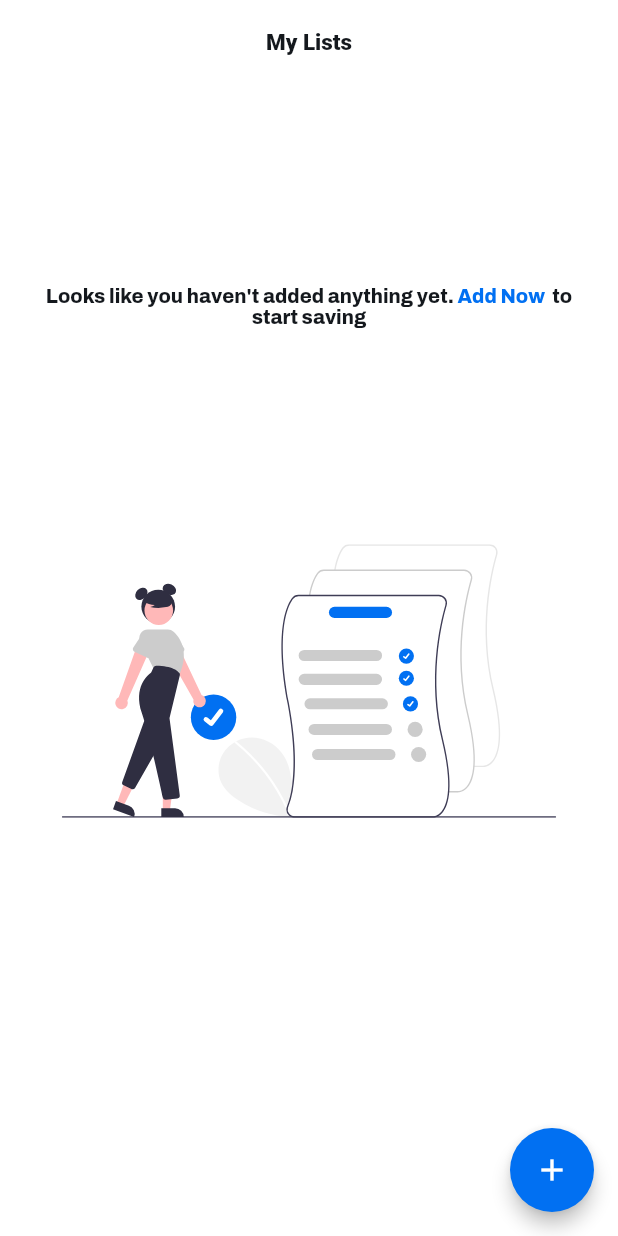
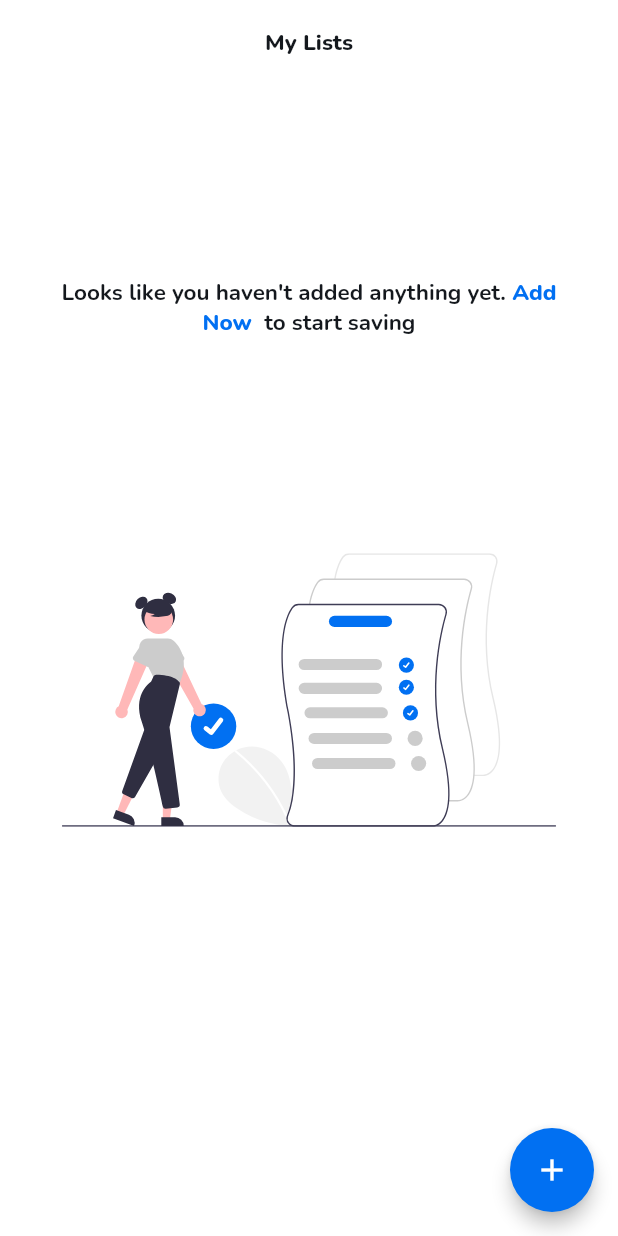
Before and after one commit to RicardoMudinyane/shoplist, a Flutter app: the screen it shows after launch, on a phone screen of 412 x 824 dp. Run offline on Flutter 3.47's test engine with Material 2 defaults, Android fonts, the phone set to English and light mode, and no system bars; our stand-ins replace avatar_glow, flutter_slidable, flutter_svg, google_fonts, image_picker, speech_to_text; missing offline and left inert: google_ml_kit, receive_sharing_intent.

Commit message:
Few Fixes

```diff
--- a/lib/const.dart
+++ b/lib/const.dart
@@ -6,48 +6,48 @@ import 'package:google_fonts/google_fonts.dart';
 const mainColor = Color(0xff0170F2);
 const secColor = Color(0xff14181D);
 
-TextStyle appBar = GoogleFonts.archivo(
+TextStyle appBar = GoogleFonts.nunito(
     color: secColor,
     fontWeight: FontWeight.w800,
-    fontSize: 13
+    fontSize: 15
 );
-TextStyle suffixIcon = GoogleFonts.archivo(
+TextStyle suffixIcon = GoogleFonts.nunito(
     color: Colors.white,
     fontWeight: FontWeight.w500,
     fontSize: 11.0
 );
 
-TextStyle textFieldHint = GoogleFonts.archivo(
+TextStyle textFieldHint = GoogleFonts.nunito(
     color: Colors.black38,
     fontWeight: FontWeight.w500,
     fontSize: 14
 );
-TextStyle textField = GoogleFonts.archivo(
+TextStyle textField = GoogleFonts.nunito(
     color: secColor,
     fontWeight: FontWeight.w500,
     fontSize: 14
 );
 
-TextStyle listTitle = GoogleFonts.archivo(
+TextStyle listTitle = GoogleFonts.nunito(
     color: secColor,
     fontWeight: FontWeight.w600,
     fontSize: 15
 );
-TextStyle listSubtitle = GoogleFonts.archivo(
+TextStyle listSubtitle = GoogleFonts.nunito(
     color: Colors.black38,
     fontWeight: FontWeight.w300,
     fontSize: 12
 );
 
-TextStyle snackStyle = GoogleFonts.archivo(
+TextStyle snackStyle = GoogleFonts.nunito(
     color: Colors.white,
     fontWeight: FontWeight.w300,
     fontSize: 13
 );
-TextStyle richText = GoogleFonts.archivo(
+TextStyle richText = GoogleFonts.nunito(
     color: secColor,
-    fontWeight: FontWeight.w800,
-    fontSize: 13
+    fontWeight: FontWeight.w700,
+    fontSize: 15
 );
 
 final BoxDecoration homeBox = BoxDecoration(
--- a/lib/screens/list/list_empty.dart
+++ b/lib/screens/list/list_empty.dart
@@ -29,7 +29,8 @@ class ListEmpty extends StatelessWidget {
                 TextSpan(
                     text: " Add Now ",
                     style: richText.copyWith(
-                        color: mainColor
+                      color: mainColor,
+                      fontWeight: FontWeight.w800
                     )
                 ),
                 TextSpan(
--- a/lib/screens/list/list_home.dart
+++ b/lib/screens/list/list_home.dart
@@ -51,13 +51,9 @@ class _HomeState extends State<Home> {
         backgroundColor: Colors.white,
         centerTitle: true,
         elevation: 0.0,
-        title: const Text(
+        title: Text(
           "My Lists",
-          style: TextStyle(
-              color: secColor,
-              fontWeight: FontWeight.w800,
-              fontSize: 15.0
-          ),
+          style: appBar,
         ),
       ),
       body: SizedBox(
@@ -411,6 +407,7 @@ class _HomeState extends State<Home> {
           ),
         ),
       ),
+      // floatingActionButtonLocation: FloatingActionButtonLocation.centerDocked,
     );
   }
 
--- a/pubspec.yaml
+++ b/pubspec.yaml
@@ -39,12 +39,14 @@ dependencies:
   flutter_slidable: ^1.2.0
   speech_to_text: ^5.4.3
   google_ml_kit: ^0.7.3
-  flutter_svg: ^1.0.3
+  image_picker: ^0.8.5
   provider: ^6.0.2
 
   # Styling Dependencies
   google_fonts: ^2.1.0
   avatar_glow: ^2.0.2
+  flutter_svg: ^1.0.3
+  lints: ^1.0.1
   intl: ^0.17.0
 
 dev_dependencies:
@@ -88,6 +90,7 @@ flutter:
     - assets/emptylist.svg
     - assets/share.svg
     - assets/scan.svg
+    - assets/loading.gif
 
   # An image asset can refer to one or more resolution-specific "variants", see
   # https://flutter.dev/assets-and-images/#resolution-aware.
```
Also changed, not shown: lib/screens/list/products.dart (+121 -20 lines), lib/tempFile.dart (+82 -72 lines), assets/loading.gif (added), pubspec.lock, 1 other file.
